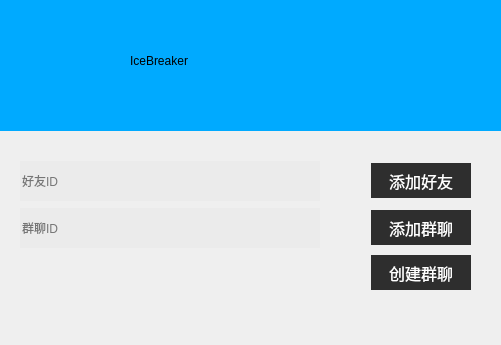
This is qClient/add_friend.ui in AGuan177/QTice as Qt 5 draws it before an edit. The edited form follows.
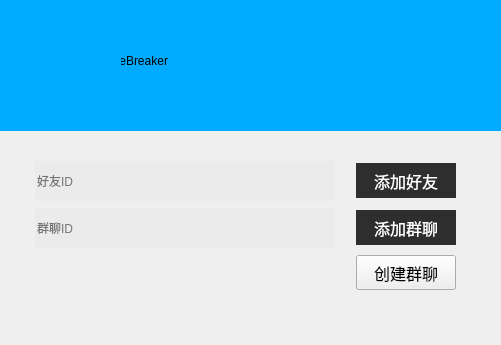
This is the edited form. Icons and pictures are not drawn.

Diff of the .ui file:
```diff
--- a/qClient/add_friend.ui
+++ b/qClient/add_friend.ui
@@ -42,7 +42,7 @@
    <widget class="QLabel" name="label">
     <property name="geometry">
      <rect>
-      <x>130</x>
+      <x>110</x>
       <y>10</y>
       <width>281</width>
       <height>101</height>
@@ -110,6 +110,42 @@
       </property>
      </widget>
     </item>
+    <item row="1" column="1">
+     <widget class="QPushButton" name="pushButtonIntoGroup">
+      <property name="sizePolicy">
+       <sizepolicy hsizetype="Fixed" vsizetype="Fixed">
+        <horstretch>0</horstretch>
+        <verstretch>0</verstretch>
+       </sizepolicy>
+      </property>
+      <property name="minimumSize">
+       <size>
+        <width>100</width>
+        <height>35</height>
+       </size>
+      </property>
+      <property name="maximumSize">
+       <size>
+        <width>90</width>
+        <height>35</height>
+       </size>
+      </property>
+      <property name="font">
+       <font>
+        <family>微软雅黑</family>
+        <pointsize>12</pointsize>
+       </font>
+      </property>
+      <property name="styleSheet">
+       <string notr="true">background-color: rgb(46,46,46);
+color: rgb(255, 255, 255);
+border:none;</string>
+      </property>
+      <property name="text">
+       <string>添加群聊</string>
+      </property>
+     </widget>
+    </item>
     <item row="0" column="0">
      <widget class="QLineEdit" name="lineEditFriendId">
       <property name="sizePolicy">
@@ -132,43 +168,7 @@
       </property>
      </widget>
     </item>
-    <item row="1" column="2">
-     <widget class="QPushButton" name="pushButtonIntoGroup">
-      <property name="sizePolicy">
-       <sizepolicy hsizetype="Fixed" vsizetype="Fixed">
-        <horstretch>0</horstretch>
-        <verstretch>0</verstretch>
-       </sizepolicy>
-      </property>
-      <property name="minimumSize">
-       <size>
-        <width>100</width>
-        <height>35</height>
-       </size>
-      </property>
-      <property name="maximumSize">
-       <size>
-        <width>90</width>
-        <height>35</height>
-       </size>
-      </property>
-      <property name="font">
-       <font>
-        <family>微软雅黑</family>
-        <pointsize>12</pointsize>
-       </font>
-      </property>
-      <property name="styleSheet">
-       <string notr="true">background-color: rgb(46,46,46);
-color: rgb(255, 255, 255);
-border:none;</string>
-      </property>
-      <property name="text">
-       <string>添加群聊</string>
-      </property>
-     </widget>
-    </item>
-    <item row="0" column="2">
+    <item row="0" column="1">
      <widget class="QPushButton" name="pushButtonGetNewFriend">
       <property name="sizePolicy">
        <sizepolicy hsizetype="Fixed" vsizetype="Fixed">
@@ -204,7 +204,7 @@
       </property>
      </widget>
     </item>
-    <item row="2" column="2">
+    <item row="2" column="1">
      <widget class="QPushButton" name="pushButtonCreateGroup">
       <property name="sizePolicy">
        <sizepolicy hsizetype="Fixed" vsizetype="Fixed">
@@ -231,28 +231,15 @@
        </font>
       </property>
       <property name="styleSheet">
-       <string notr="true">background-color: rgb(46,46,46);
-color: rgb(255, 255, 255);
-border:none;</string>
+       <string notr="true">background-color: rgb(46,46，46);
+color: rgb(0, 0, 0);
+</string>
       </property>
       <property name="text">
        <string>创建群聊</string>
       </property>
      </widget>
     </item>
-    <item row="0" column="1">
-     <spacer name="horizontalSpacer">
-      <property name="orientation">
-       <enum>Qt::Horizontal</enum>
-      </property>
-      <property name="sizeHint" stdset="0">
-       <size>
-        <width>40</width>
-        <height>20</height>
-       </size>
-      </property>
-     </spacer>
-    </item>
    </layout>
   </widget>
  </widget>
```
Left out of the diff: 4 changed lines with no effect on the pictures.
